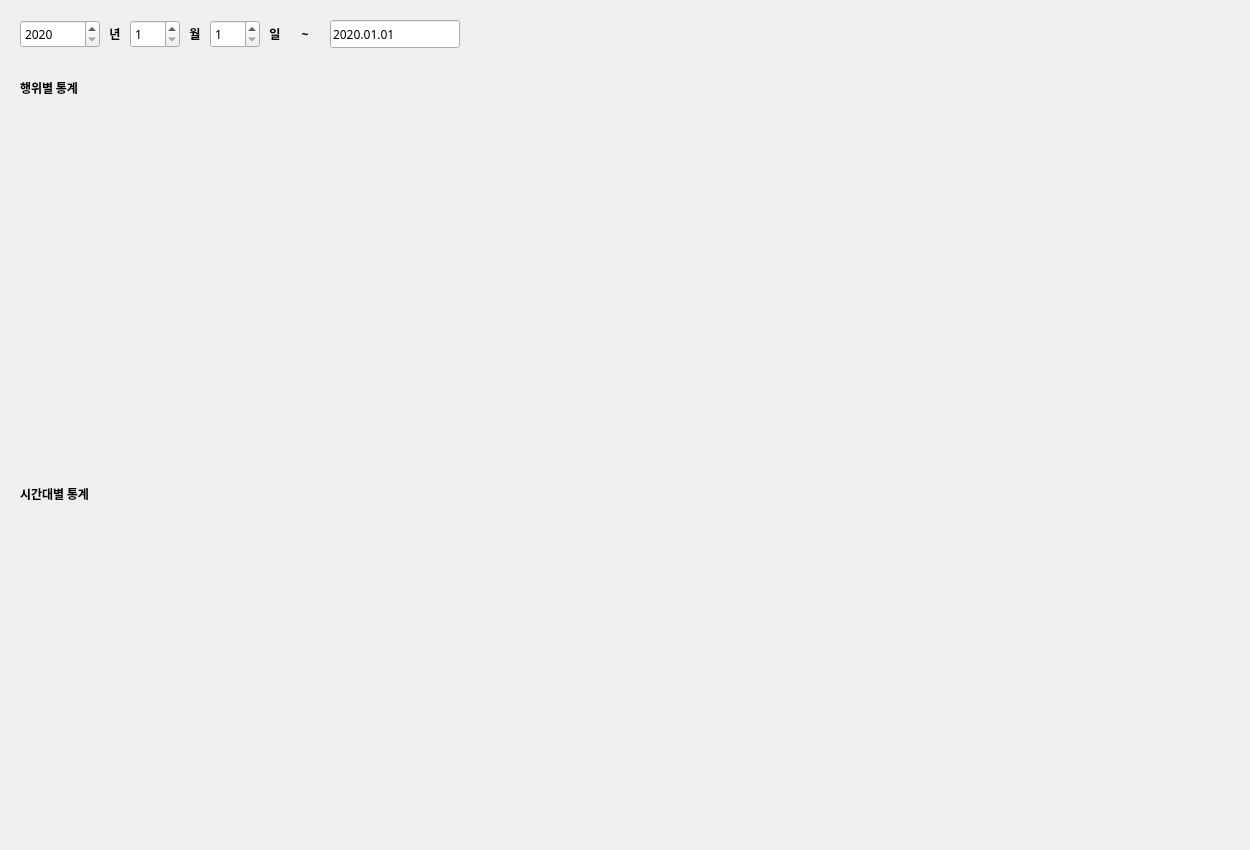
Old version of the form gui/dashboard.ui in the repository addinedu-ros-9th/deeplearning-repo-4.
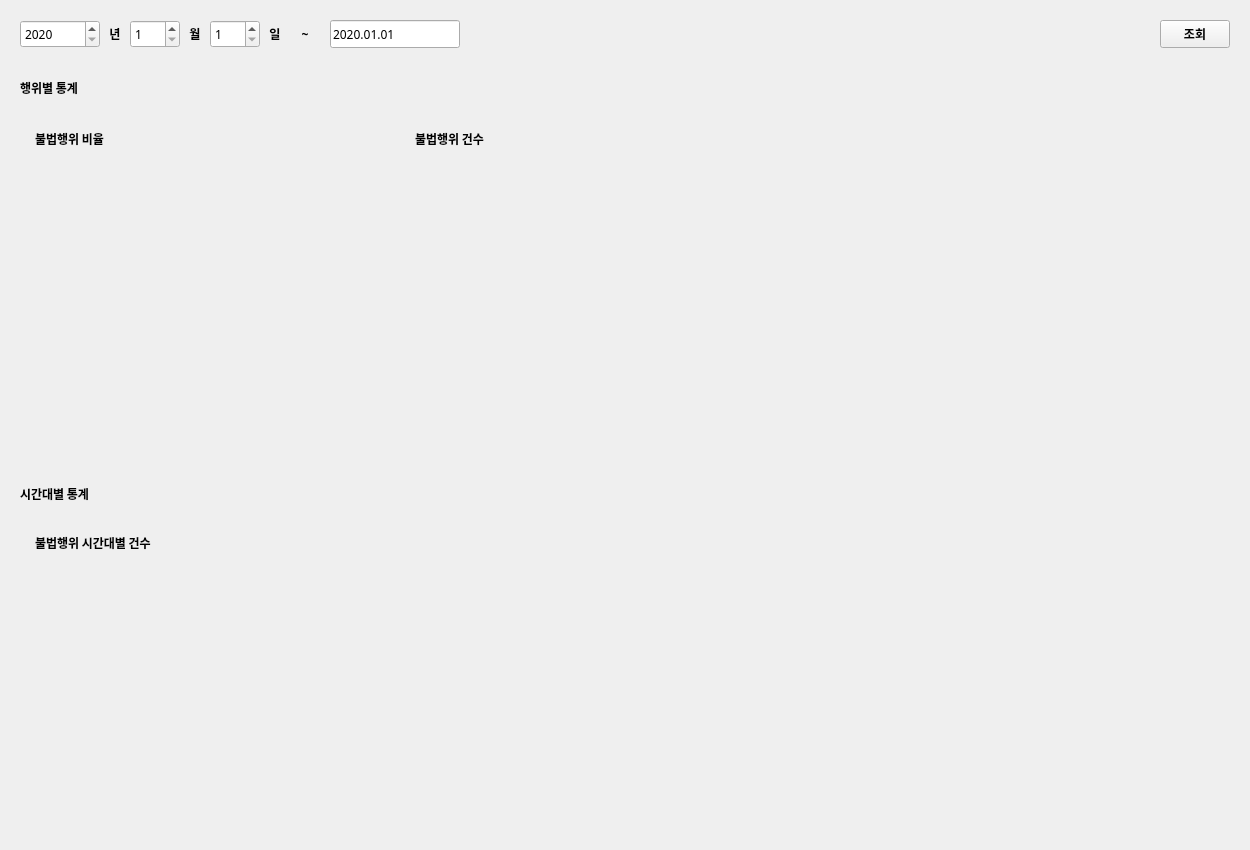
New version of the form.

Diff of the .ui file:
```diff
--- a/gui/dashboard.ui
+++ b/gui/dashboard.ui
@@ -260,13 +260,206 @@
      <x>20</x>
      <y>116</y>
      <width>360</width>
-     <height>360</height>
+     <height>350</height>
     </rect>
    </property>
    <property name="text">
     <string/>
    </property>
   </widget>
+  <widget class="QLabel" name="graph2_container">
+   <property name="geometry">
+    <rect>
+     <x>400</x>
+     <y>116</y>
+     <width>830</width>
+     <height>350</height>
+    </rect>
+   </property>
+   <property name="text">
+    <string/>
+   </property>
+  </widget>
+  <widget class="QLabel" name="graph3_container">
+   <property name="geometry">
+    <rect>
+     <x>20</x>
+     <y>520</y>
+     <width>1210</width>
+     <height>310</height>
+    </rect>
+   </property>
+   <property name="text">
+    <string/>
+   </property>
+  </widget>
+  <widget class="QLabel" name="graph1">
+   <property name="geometry">
+    <rect>
+     <x>35</x>
+     <y>126</y>
+     <width>320</width>
+     <height>320</height>
+    </rect>
+   </property>
+   <property name="text">
+    <string/>
+   </property>
+  </widget>
+  <widget class="QLabel" name="graph2">
+   <property name="geometry">
+    <rect>
+     <x>420</x>
+     <y>150</y>
+     <width>790</width>
+     <height>250</height>
+    </rect>
+   </property>
+   <property name="text">
+    <string/>
+   </property>
+  </widget>
+  <widget class="QLabel" name="graph3">
+   <property name="geometry">
+    <rect>
+     <x>20</x>
+     <y>550</y>
+     <width>1210</width>
+     <height>251</height>
+    </rect>
+   </property>
+   <property name="text">
+    <string/>
+   </property>
+  </widget>
+  <widget class="QLabel" name="graph1_text">
+   <property name="geometry">
+    <rect>
+     <x>35</x>
+     <y>121</y>
+     <width>120</width>
+     <height>36</height>
+    </rect>
+   </property>
+   <property name="font">
+    <font>
+     <family>Inter 18pt</family>
+     <weight>75</weight>
+     <bold>true</bold>
+    </font>
+   </property>
+   <property name="text">
+    <string>불법행위 비율</string>
+   </property>
+   <property name="margin">
+    <number>10</number>
+   </property>
+  </widget>
+  <widget class="QLabel" name="graph2_text">
+   <property name="geometry">
+    <rect>
+     <x>415</x>
+     <y>121</y>
+     <width>120</width>
+     <height>36</height>
+    </rect>
+   </property>
+   <property name="font">
+    <font>
+     <family>Inter 18pt</family>
+     <weight>75</weight>
+     <bold>true</bold>
+    </font>
+   </property>
+   <property name="text">
+    <string>불법행위 건수</string>
+   </property>
+   <property name="margin">
+    <number>10</number>
+   </property>
+  </widget>
+  <widget class="QLabel" name="graph3_text">
+   <property name="geometry">
+    <rect>
+     <x>35</x>
+     <y>525</y>
+     <width>201</width>
+     <height>36</height>
+    </rect>
+   </property>
+   <property name="font">
+    <font>
+     <family>Inter 18pt</family>
+     <weight>75</weight>
+     <bold>true</bold>
+    </font>
+   </property>
+   <property name="text">
+    <string>불법행위 시간대별 건수</string>
+   </property>
+   <property name="margin">
+    <number>10</number>
+   </property>
+  </widget>
+  <widget class="QLabel" name="graph1_legend">
+   <property name="geometry">
+    <rect>
+     <x>40</x>
+     <y>419</y>
+     <width>321</width>
+     <height>41</height>
+    </rect>
+   </property>
+   <property name="text">
+    <string/>
+   </property>
+  </widget>
+  <widget class="QLabel" name="graph2_legend">
+   <property name="geometry">
+    <rect>
+     <x>655</x>
+     <y>419</y>
+     <width>321</width>
+     <height>41</height>
+    </rect>
+   </property>
+   <property name="text">
+    <string/>
+   </property>
+  </widget>
+  <widget class="QLabel" name="graph3_legend">
+   <property name="geometry">
+    <rect>
+     <x>460</x>
+     <y>790</y>
+     <width>321</width>
+     <height>41</height>
+    </rect>
+   </property>
+   <property name="text">
+    <string/>
+   </property>
+  </widget>
+  <widget class="QPushButton" name="search_btn">
+   <property name="geometry">
+    <rect>
+     <x>1160</x>
+     <y>20</y>
+     <width>70</width>
+     <height>28</height>
+    </rect>
+   </property>
+   <property name="font">
+    <font>
+     <family>Inter 18pt</family>
+     <weight>75</weight>
+     <bold>true</bold>
+    </font>
+   </property>
+   <property name="text">
+    <string>조회</string>
+   </property>
+  </widget>
  </widget>
  <resources/>
  <connections/>
```
Left out of the diff: 8 changed lines with no effect on the pictures.
